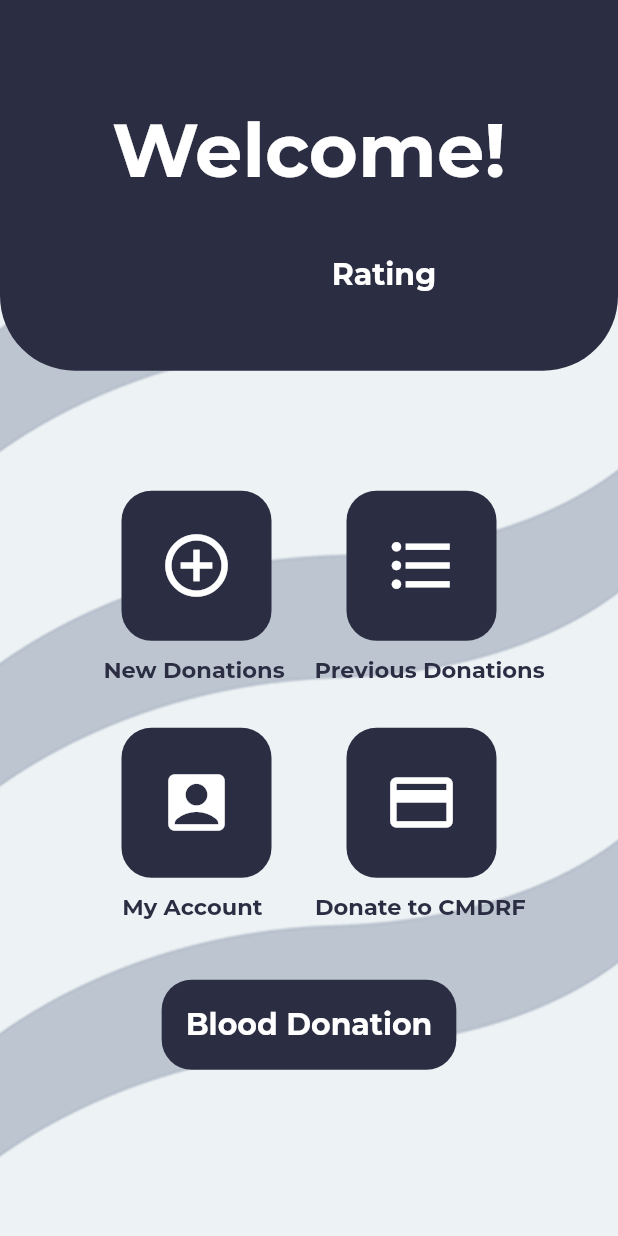
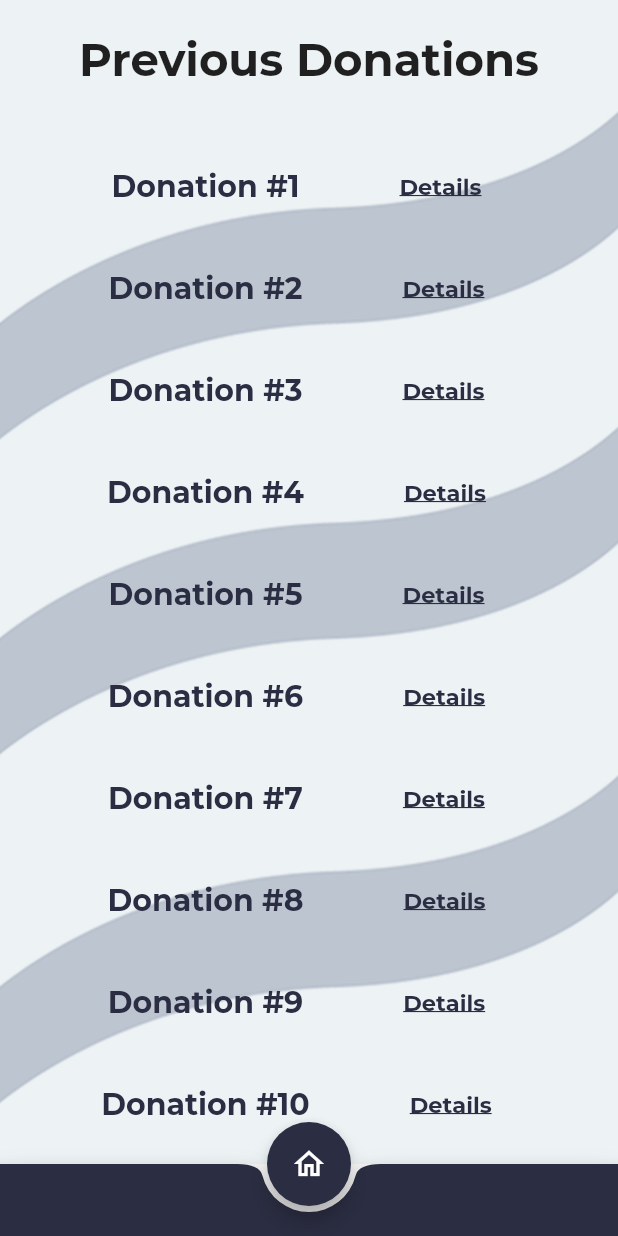
Before and after one commit to Aider-app/aider-flutter, a Flutter app: the Donordash screen opened directly with empty values, after a tap on the "format list bulleted" icon, on a phone screen of 412 x 824 dp. Run offline on Flutter 3.47's test engine with Material 2 defaults, Android fonts, the phone set to English and light mode, and no system bars.

Commit message:
previous donations

```diff
--- a/lib/screens/Recregsuccess.dart
+++ b/lib/screens/Recregsuccess.dart
@@ -86,7 +86,7 @@ class _RecregSuccessState extends State<RecregSuccess> {
                           onPressed: () {
                             print('Pressed Log In...Return to login page.');
                             Navigator.of(context).push(MaterialPageRoute(
-                                builder: (context) => Receiver_login()));
+                                builder: (context) => Receiverlogin()));
                           },
                           child: Text(
                             'Go to Log In',
--- a/lib/screens/choose_login.dart
+++ b/lib/screens/choose_login.dart
@@ -66,7 +66,7 @@ class _LoginState extends State<Login> {
                 Navigator.push(
                   context,
                   MaterialPageRoute(
-                    builder: (context) => Receiver_login(),
+                    builder: (context) => Receiverlogin(),
                   ),
                 );
               },
--- a/lib/screens/donordash.dart
+++ b/lib/screens/donordash.dart
@@ -1,6 +1,7 @@
 //import 'package:aider/screens/Donorcreateacc.dart';
 
 import 'package:aider/screens/add_donation.dart';
+import 'package:aider/screens/prev_donations.dart';
 import 'package:flutter/material.dart';
 
 class Donordash extends StatefulWidget {
@@ -132,6 +133,11 @@ class _DonordashState extends State<Donordash> {
                               //GO TO PREVIOUS DONATIONS
                               onPressed: () {
                                 print('Pressed previous donations');
+                                Navigator.of(context).push(
+                                  MaterialPageRoute(
+                                    builder: (context) => PrevDonation(),
+                                  ),
+                                );
                               },
                               padding: EdgeInsets.all(25.0),
 
--- /dev/null
+++ b/lib/screens/prev_donations.dart
@@ -0,0 +1,217 @@
+import 'package:aider/screens/donordash.dart';
+//import 'package:aider/screens/donorlogin.dart';
+import 'package:flutter/material.dart';
+
+class PrevDonation extends StatefulWidget {
+  @override
+  _PrevDonationState createState() => _PrevDonationState();
+}
+
+class _PrevDonationState extends State<PrevDonation> {
+  int val = 1;
+  @override
+  Widget build(BuildContext context) {
+    return SafeArea(
+      child: Scaffold(
+          //appBar: AppBar(
+          //   title: Image.asset('images/logo.png',),
+          //  backgroundColor: Color(0xFFEDF2F4),
+          //also need a go back button to previous page
+          // ),
+          //***********bottom notched bar********************
+          bottomNavigationBar: new BottomAppBar(
+            color: Color(0xff2B2D42),
+            shape: CircularNotchedRectangle(),
+            child: new Row(
+              mainAxisAlignment: MainAxisAlignment.spaceBetween,
+              children: <Widget>[
+                IconButton(
+                  onPressed: () {},
+                  icon: Icon(
+                    Icons.circle,
+                    color: Color(0xFF2B2D42),
+                  ),
+                ),
+              ],
+            ),
+          ),
+          floatingActionButton: new FloatingActionButton(
+            backgroundColor: Color(0xFF2B2D42),
+            child: Icon(Icons.home_outlined),
+            onPressed: () {
+              Navigator.of(context).push(
+                MaterialPageRoute(
+                  builder: (context) => Donordash(),
+                ),
+              );
+            },
+          ),
+          floatingActionButtonLocation:
+              FloatingActionButtonLocation.centerDocked,
+          //**************bottom notched bar ends*******************8
+          resizeToAvoidBottomInset: true,
+          body: Container(
+              decoration: BoxDecoration(
+                image: DecorationImage(
+                  image: AssetImage("images/background.jpg"),
+                  fit: BoxFit.cover,
+                ),
+              ),
+              child: Center(
+                child: Column(
+                  crossAxisAlignment: CrossAxisAlignment.center,
+                  mainAxisAlignment: MainAxisAlignment.center,
+                  children: <Widget>[
+                    Center(
+                      child: Container(
+                        height: 80,
+                        child: Center(
+                          child: Text(
+                            "Previous Donations",
+                            style: TextStyle(
+                                fontSize: 30.0,
+                                fontFamily: "Montserrat",
+                                fontWeight: FontWeight.bold),
+                          ),
+                        ),
+                      ),
+                    ),
+                    Expanded(
+                        child: SingleChildScrollView(
+                      child: Column(
+                        children: [
+                          SizedBox(height: 20.0),
+                          predon(context, 1),
+                          SizedBox(height: 20.0),
+                          predon(context, 2),
+                          SizedBox(height: 20.0),
+                          predon(context, 3),
+                          SizedBox(height: 20.0),
+                          predon(context, 4),
+                          SizedBox(height: 20.0),
+                          predon(context, 5),
+                          SizedBox(height: 20.0),
+                          predon(context, 6),
+                          SizedBox(height: 20.0),
+                          predon(context, 7),
+                          SizedBox(height: 20.0),
+                          predon(context, 8),
+                          SizedBox(height: 20.0),
+                          predon(context, 9),
+                          SizedBox(height: 20.0),
+                          predon(context, 10),
+                          SizedBox(height: 20.0),
+                          predon(context, 11),
+                          SizedBox(height: 20.0),
+                          predon(context, 12),
+                        ],
+                      ),
+                    ))
+                  ],
+                ),
+              ))),
+    );
+  }
+}
+
+//function for each row
+Widget predon(BuildContext context, val) {
+  return Container(
+    child: Row(
+      crossAxisAlignment: CrossAxisAlignment.center,
+      mainAxisAlignment: MainAxisAlignment.center,
+      children: <Widget>[
+        SizedBox(
+          width: 50.0,
+        ),
+        Text(
+          'Donation #$val',
+          style: TextStyle(
+              fontFamily: 'Montserrat',
+              fontWeight: FontWeight.bold,
+              fontSize: 20.0,
+              color: Color(0xFF2B2D42)),
+        ),
+        SizedBox(
+          width: 50.0,
+        ),
+        FlatButton(
+            shape: RoundedRectangleBorder(
+                borderRadius: BorderRadius.circular(20.0)),
+            onPressed: () {
+              print('Details');
+              return showDialog(
+                context: context,
+                builder: (context) {
+                  return AlertDialog(
+                    backgroundColor: Colors.redAccent[600],
+                    title: Text(
+                      "Details: ",
+                      style: TextStyle(
+                          fontFamily: 'Montserrat',
+                          fontWeight: FontWeight.bold,
+                          fontSize: 20.0,
+                          color: Color(0xFF2B2D42)),
+                    ),
+                    //column inside pop up (details)
+                    content: Column(
+                      mainAxisSize: MainAxisSize.min,
+                      mainAxisAlignment: MainAxisAlignment.center,
+                      crossAxisAlignment: CrossAxisAlignment.start,
+                      children: [
+                        Text(
+                          "Recipient name: ",
+                          style: TextStyle(
+                              fontFamily: 'Montserrat',
+                              fontWeight: FontWeight.bold,
+                              fontSize: 20.0,
+                              color: Color(0xFF2B2D42)),
+                        ),
+                        Text(
+                          "Phone: ",
+                          style: TextStyle(
+                              fontFamily: 'Montserrat',
+                              fontWeight: FontWeight.bold,
+                              fontSize: 20.0,
+                              color: Color(0xFF2B2D42)),
+                        ),
+                        Text(
+                          "Donated items: ",
+                          style: TextStyle(
+                              fontFamily: 'Montserrat',
+                              fontWeight: FontWeight.bold,
+                              fontSize: 20.0,
+                              color: Color(0xFF2B2D42)),
+                        ),
+                        Text(
+                          "Date: ",
+                          style: TextStyle(
+                              fontFamily: 'Montserrat',
+                              fontWeight: FontWeight.bold,
+                              fontSize: 20.0,
+                              color: Color(0xFF2B2D42)),
+                        ),
+                      ],
+                    ),
+                  );
+                },
+              );
+            },
+            child: Text(
+              'Details',
+              style: TextStyle(
+                  decoration: TextDecoration.underline,
+                  fontFamily: 'Montserrat',
+                  fontWeight: FontWeight.bold,
+                  fontSize: 15.0,
+                  color: Color(0xFF2B2D42)),
+            )),
+        SizedBox(
+          width: 50,
+        ),
+      ],
+    ),
+  );
+}
+
+//createdialogbox(BuildContext context) {}
--- a/lib/screens/rec_list.dart
+++ b/lib/screens/rec_list.dart
@@ -1,12 +1,12 @@
 import 'package:aider/screens/donordash.dart';
 import 'package:flutter/material.dart';
 
-class Recipient_List extends StatefulWidget {
+class RecipientList extends StatefulWidget {
   @override
-  _Recipient_ListState createState() => _Recipient_ListState();
+  _RecipientListState createState() => _RecipientListState();
 }
 
-class _Recipient_ListState extends State<Recipient_List> {
+class _RecipientListState extends State<RecipientList> {
   int val = 1;
   @override
   Widget build(BuildContext context) {
--- a/pubspec.yaml
+++ b/pubspec.yaml
@@ -21,8 +21,13 @@ environment:
   sdk: ">=2.7.0 <3.0.0"
 
 dependencies:
+  google_maps_flutter: ^0.5.30
+  google_map_location_picker: ^3.3.4
+  flutter_localizations:
+    sdk: flutter
   flutter:
     sdk: flutter
+
 
 
   # The following adds the Cupertino Icons font to your application.
@@ -34,6 +39,7 @@ dependencies:
 dev_dependencies:
   flutter_test:
     sdk: flutter
+
 
 # For information on the generic Dart part of this file, see the
 # following page: https://dart.dev/tools/pub/pubspec
```
Also changed, not shown: lib/screens/add_donation.dart (+30 -5 lines), lib/screens/receiver-login.dart (+18 -15 lines), pubspec.lock.
